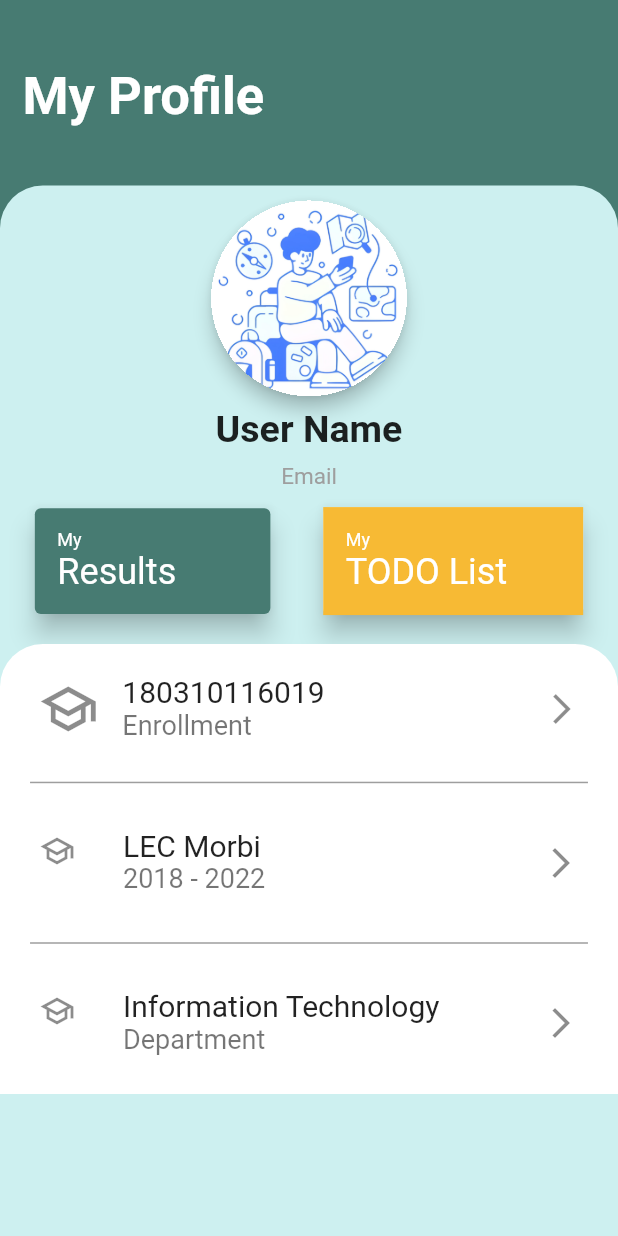
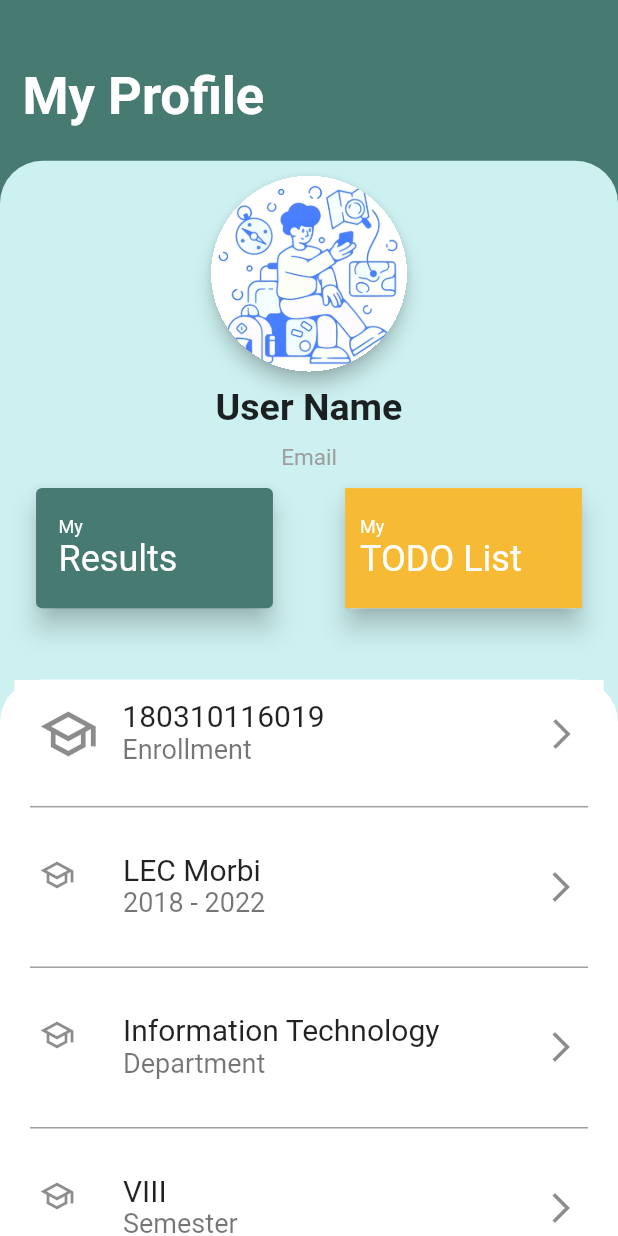
Before and after one commit to FineCoders001/uni_campus, a Flutter app: the ProfileScreen screen opened directly, on a phone screen of 412 x 824 dp. Run offline on Flutter 3.47's test engine with Material 2 defaults, Android fonts, the phone set to English and light mode, and no system bars; our stand-ins replace cloud_firestore, firebase_auth, firebase_core, flutter_screenutil, fluttertoast, google_fonts and 1 more; missing offline and left inert: flutterfire_ui; accounts and stored records are empty; Roboto replaces fonts that are missing (Ubuntu).

Commit message:
16 feb 12:48

```diff
--- a/lib/Profile/Screens/profile_screen.dart
+++ b/lib/Profile/Screens/profile_screen.dart
@@ -62,7 +62,7 @@ class _ProfileScreenState extends State<ProfileScreen> {
                           ),
                         ),
                         Padding(
-                          padding:  EdgeInsets.symmetric(vertical:8.0.h,horizontal: 8.w),
+                          padding:  EdgeInsets.symmetric(vertical:10.0.h,horizontal: 10.w),
                           child: Text(
                             "User Name",
                             style: GoogleFonts.ubuntu(
@@ -78,23 +78,26 @@ class _ProfileScreenState extends State<ProfileScreen> {
                     ),
                     // )
                     Row(
+
                       children: [
-                        Padding(
-                          padding:  EdgeInsets.symmetric(vertical:8.0.h,horizontal: 8.w),
+                        Expanded(
+                          flex:1,
+                          child: Padding(
+                            padding:  EdgeInsets.symmetric(vertical:8.0.h,horizontal: 20.w),
                             child: SizedBox(
                               width: MediaQuery.of(context).size.width.w * 0.40,
                               child: Card(
                                 elevation: 7,
                                 color: const Color.fromARGB(255, 71, 123, 114),
                                 child: Padding(
-                                padding:  EdgeInsets.symmetric(vertical:15.0.h,horizontal: 15.w),
+                                  padding:  EdgeInsets.symmetric(vertical:20.0.h,horizontal: 15.w),
                                   child: Column(
                                     crossAxisAlignment: CrossAxisAlignment.start,
                                     children: [
                                       Text(
                                         "My",
                                         style: GoogleFonts.ubuntu(
-                                          fontSize: 12, color: Colors.white),
+                                            fontSize: 12.sp, color: Colors.white),
                                       ),
 
                                       Text(
@@ -109,8 +112,11 @@ class _ProfileScreenState extends State<ProfileScreen> {
                               ),
                             ),
                           ),
-                        Padding(
-                          padding:  EdgeInsets.symmetric(vertical:8.0.h,horizontal:8.w),
+                        ),
+                        Expanded(
+                          flex:1,
+                          child: Padding(
+                            padding:  EdgeInsets.symmetric(vertical:8.0.h,horizontal:20.w),
                             child: Card(
                               elevation: 7,
                               child: Container(
@@ -119,40 +125,51 @@ class _ProfileScreenState extends State<ProfileScreen> {
                                   color: Color.fromARGB(255, 247, 186, 52),
                                 ),
                                 child: Padding(
-                                padding: const EdgeInsets.all(15.0),
+                                  padding:  EdgeInsets.symmetric(vertical: 20.h,horizontal: 10.w),
                                   child: Column(
                                     crossAxisAlignment: CrossAxisAlignment.start,
                                     children: [
                                       Text(
                                         "My",
                                         style: GoogleFonts.ubuntu(
-                                          fontSize: 12, color: Colors.white),
+                                            fontSize: 12.sp, color: Colors.white),
                                       ),
                                       Text(
                                         "TODO List",
                                         style: GoogleFonts.ubuntu(
-                                          fontSize: 24, color: Colors.white),
+                                            fontSize: 24.sp, color: Colors.white),
                                       ),
 
                                     ],
                                   ),
                                 ),
-                              width: MediaQuery.of(context).size.width.w * 0.42,
+
+                              ),
                             ),
                           ),
                         ),
                       ],
                       mainAxisAlignment: MainAxisAlignment.spaceEvenly,
                     ),
-                    Container(
-                      margin:EdgeInsets.only(top: 8.h) ,
-                      padding: EdgeInsets.only(top: 8.h),
+
+                  ],
+                ),
+                height:(866.2857142857143*0.87).h),
+
+            bottom: 0,
+            left: 0,
+            right: 0,
+           ),
+           Positioned(
+             child:Container(
+              // margin:EdgeInsets.only(top: 8.h) ,
+              // padding: EdgeInsets.only(top: 8.h),
                decoration:  BoxDecoration(
                    color: Colors.white,
                    borderRadius: BorderRadius.only(
                        topLeft: Radius.circular(30.r),
                        topRight: Radius.circular(30.r))),
-                      height: 300,
+               height: 390.h,
                child: ListView(
                  children: [
                    Padding(
@@ -256,20 +273,10 @@ class _ProfileScreenState extends State<ProfileScreen> {
                  ],
                ),
              ),
-                  ],
-                ),
-                height: MediaQuery.of(context).size.height * 0.85),
-
             bottom: 0,
             left: 0,
             right: 0,
-          ),
-          // Positioned(
-          //   child:
-          //   bottom: 0,
-          //   left: 0,
-          //   right: 0,
-          // )
+           )
         ],
       ),
     );
```
Lines whose indentation alone changed are shown as unchanged.
